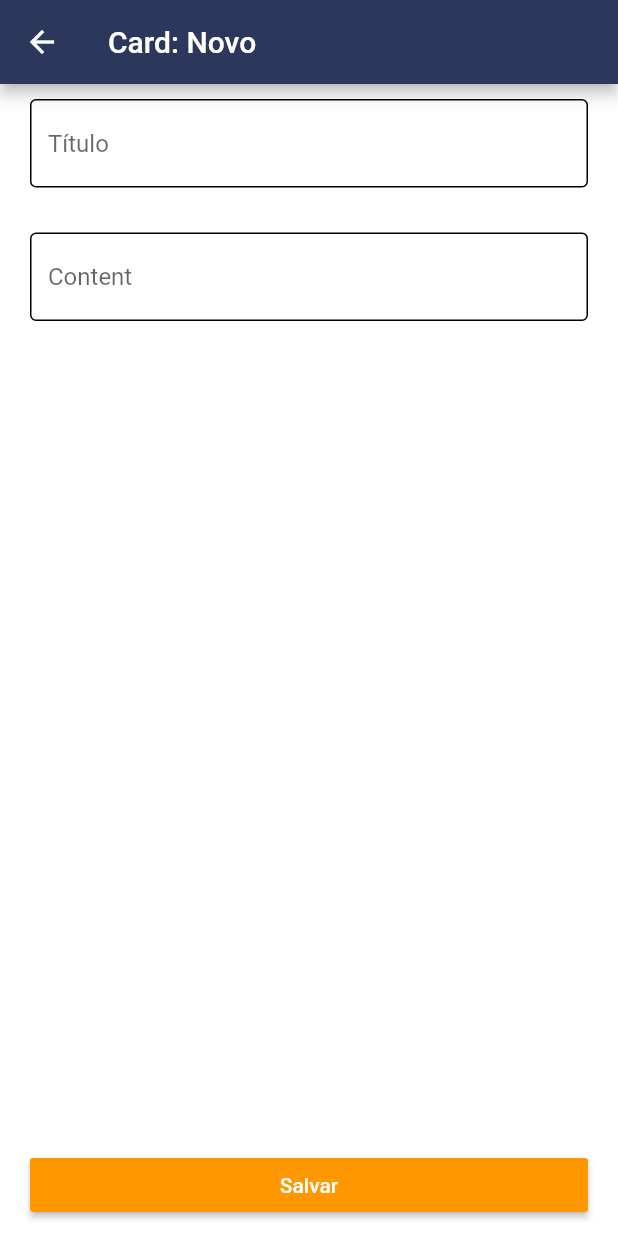
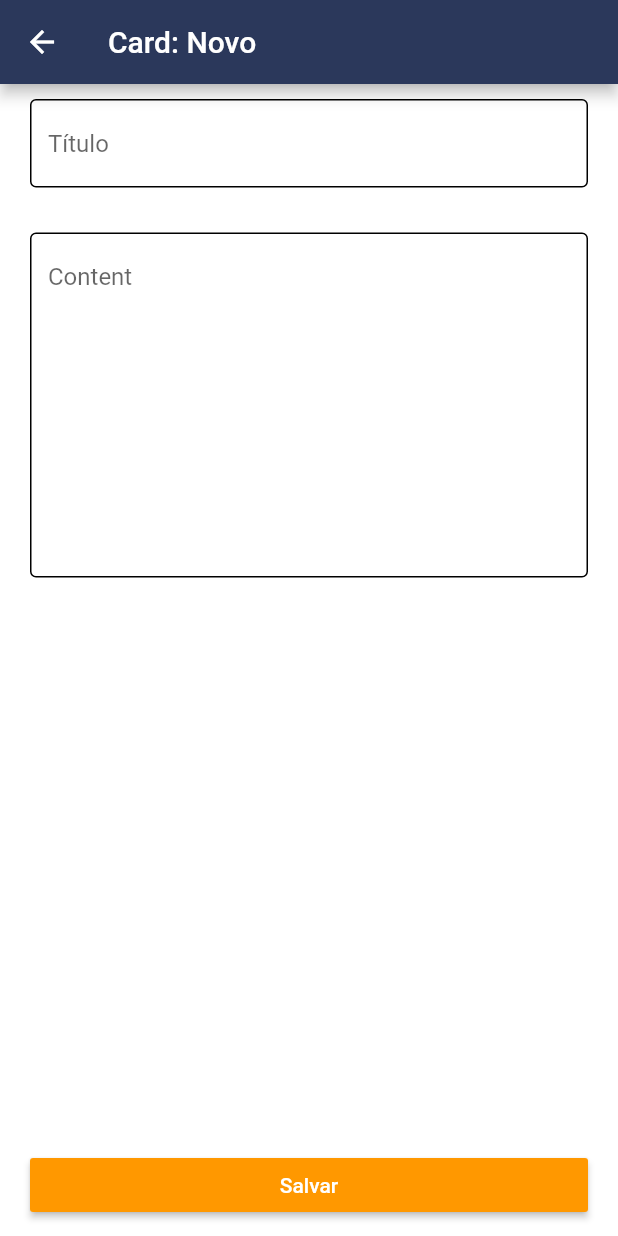
Before and after one commit to adoniasdantas/bootcamp_growdev_card_challenge, a Flutter app: the CreateCardPage screen opened by its route, on a phone screen of 412 x 824 dp. Run offline on Flutter 3.47's test engine with Material 2 defaults, Android fonts, the phone set to English and light mode, and no system bars; our stand-ins replace dio; accounts and stored records are empty.

```diff
--- a/lib/pages/create_card_page.dart
+++ b/lib/pages/create_card_page.dart
@@ -88,6 +88,7 @@ class _CreateCardPageState extends State<CreateCardPage> {
                         decoration: InputDecoration(
                           hintText: 'Título',
                           enabledBorder: OutlineInputBorder(),
+                          focusedBorder: OutlineInputBorder(),
                         ),
                         validator: (value) {
                           if (value.isEmpty) {
@@ -103,10 +104,15 @@ class _CreateCardPageState extends State<CreateCardPage> {
                         height: 30,
                       ),
                       TextFormField(
+                        maxLines: 10,
                         initialValue: card?.content != null
                             ? card?.content.toString()
                             : '',
-                        decoration: InputDecoration(hintText: 'Content', enabledBorder: OutlineInputBorder()),
+                        decoration: InputDecoration(
+                          hintText: 'Content',
+                          enabledBorder: OutlineInputBorder(),
+                          focusedBorder: OutlineInputBorder(),
+                        ),
                         validator: (value) {
                           if (value.isEmpty) {
                             return 'This field is required';
```
